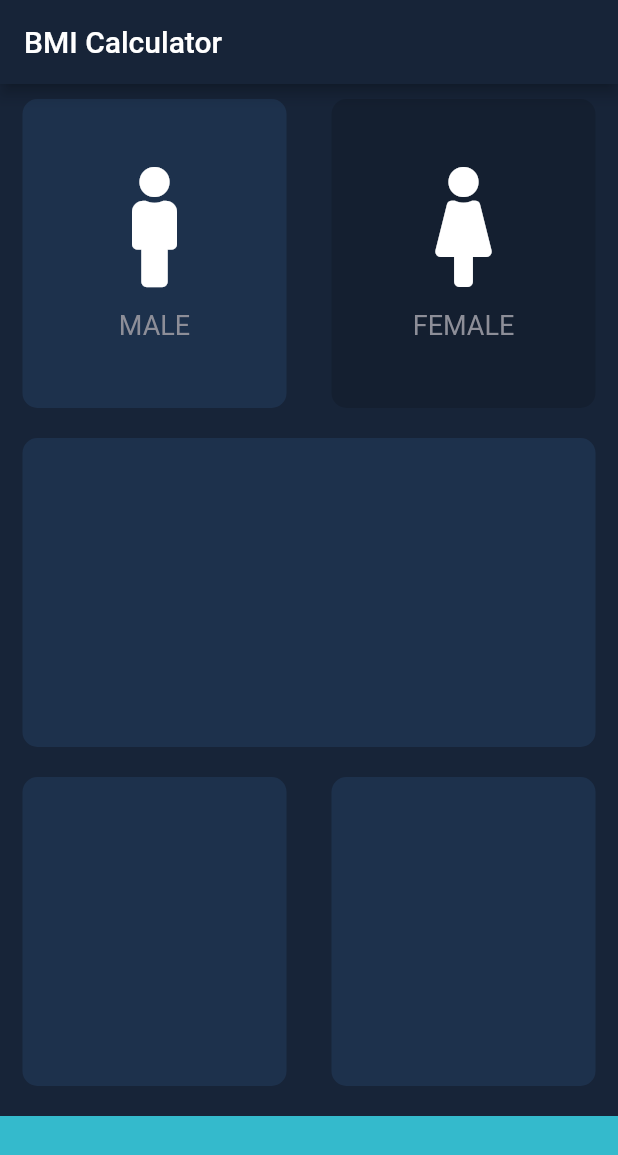
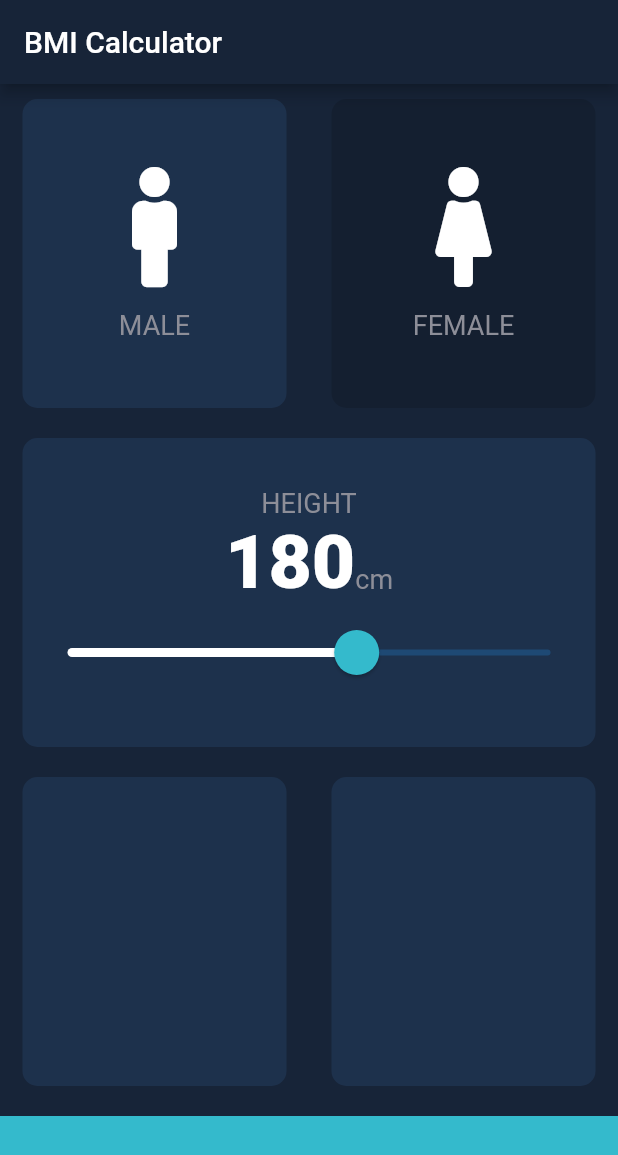
Before and after one commit to aissaserrar/BMI_Calculator_Flutter, a Flutter app: the screen it shows after launch, after a tap on "MALE", on a phone screen of 412 x 824 dp. Shown: the top 1155 px of the screen. Run offline on Flutter 3.47's test engine with Material 2 defaults, Android fonts, the phone set to English and light mode, and no system bars; our stand-ins replace font_awesome_flutter.

Commit message:
add slider

```diff
--- /dev/null
+++ b/lib/constants.dart
@@ -0,0 +1,21 @@
+import 'package:flutter/material.dart';
+
+const kBackgroundColor = Color(0xff172438);
+const kPrimaryColor = Color(0xff172438);
+const kAccentColor = Color(0xff34BACC);
+const kGreyColor=Color(0xff8D8E98);
+
+const kBottomContainerHeight = 80.0;
+const kActiveCardColor = Color(0xff1D314C);
+const kInactiveCardColor = Color(0x23000000);
+const kBottomContainerColor = kAccentColor;
+
+const kLabelTextStyle = TextStyle(
+  fontSize: 18.0,
+  color: kGreyColor,
+);
+
+const kWeightTextStyle = TextStyle(
+  fontSize: 50,
+  fontWeight: FontWeight.w900,
+);
--- a/lib/icon_info.dart
+++ b/lib/icon_info.dart
@@ -1,9 +1,13 @@
 import 'package:flutter/material.dart';
 
+import 'constants.dart';
+
+
+
 class iconInfo extends StatelessWidget {
-  iconInfo({this.icon, this.text});
+  iconInfo({this.icon, this.label});
   final IconData icon;
-  final String text;
+  final String label;
   @override
   Widget build(BuildContext context) {
     return Column(
@@ -18,12 +22,9 @@ class iconInfo extends StatelessWidget {
           height: 15.0,
         ),
         Text(
-          text,
+          label,
           textAlign: TextAlign.center,
-          style: TextStyle(
-            fontSize: 18.0,
-            color: Color(0xff8D8E98),
-          ),
+          style: kLabelTextStyle,
         ),
       ],
     );
--- a/lib/input_page.dart
+++ b/lib/input_page.dart
@@ -1,14 +1,9 @@
-import 'package:flutter/cupertino.dart';
 import 'package:flutter/material.dart';
 import 'package:font_awesome_flutter/font_awesome_flutter.dart';
 
+import 'constants.dart';
 import 'icon_info.dart';
 import 'my_card.dart';
-
-const activeCardColor = Color(0xff1D314C);
-const inactiveCardColor = Color(0x23000000);
-const bottomContainerHeight = 80.0;
-const bottomContainerColor = Color(0xff34BACC);
 
 enum Gender { male, female }
 
@@ -18,28 +13,10 @@ class InputPage extends StatefulWidget {
 }
 
 class _InputPageState extends State<InputPage> {
-  Color maleCardColor = inactiveCardColor;
-  Color femaleCardColor = inactiveCardColor;
-  //male=1    female=2
-  void updateColor(Gender gender) {
-    //male
-    if (gender == Gender.male) {
-      if (maleCardColor == inactiveCardColor) {
-        maleCardColor = activeCardColor;
-        femaleCardColor = inactiveCardColor;
-      } else {
-        maleCardColor = inactiveCardColor;
-      }
-    }
-    if (gender == Gender.female) {
-      if (femaleCardColor == inactiveCardColor) {
-        femaleCardColor = activeCardColor;
-        maleCardColor = inactiveCardColor;
-      } else {
-        femaleCardColor = inactiveCardColor;
-      }
-    }
-  }
+  Color maleCardColor = kInactiveCardColor;
+  Color femaleCardColor = kInactiveCardColor;
+  Gender selectedGender;
+  int height=180;
 
   @override
   Widget build(BuildContext context) {
@@ -48,39 +25,40 @@ class _InputPageState extends State<InputPage> {
         title: Text('BMI Calculator'),
       ),
       body: Column(
+        crossAxisAlignment: CrossAxisAlignment.stretch,
         children: <Widget>[
           Expanded(
             child: Row(
               children: <Widget>[
                 Expanded(
-                  child: GestureDetector(
-                    onTap: () {
+                  child: myCard(
+                    onPress: () {
                       setState(() {
-                        updateColor(Gender.male);
+                        selectedGender = Gender.male;
                       });
                     },
-                    child: myCard(
-                      color: maleCardColor,
-                      cardChild: iconInfo(
-                        icon: FontAwesomeIcons.male,
-                        text: 'MALE',
-                      ),
+                    color: selectedGender == Gender.male
+                        ? kActiveCardColor
+                        : kInactiveCardColor,
+                    cardChild: iconInfo(
+                      icon: FontAwesomeIcons.male,
+                      label: 'MALE',
                     ),
                   ),
                 ),
                 Expanded(
-                  child: GestureDetector(
-                    onTap: () {
+                  child: myCard(
+                    onPress: () {
                       setState(() {
-                        updateColor(Gender.female);
+                        selectedGender = Gender.female;
                       });
                     },
-                    child: myCard(
-                      color: femaleCardColor,
-                      cardChild: iconInfo(
-                        icon: FontAwesomeIcons.female,
-                        text: 'FEMALE',
-                      ),
+                    color: selectedGender == Gender.female
+                        ? kActiveCardColor
+                        : kInactiveCardColor,
+                    cardChild: iconInfo(
+                      icon: FontAwesomeIcons.female,
+                      label: 'FEMALE',
                     ),
                   ),
                 ),
@@ -89,7 +67,42 @@ class _InputPageState extends State<InputPage> {
           ),
           Expanded(
             child: myCard(
-              color: activeCardColor,
+              color: kActiveCardColor,
+              cardChild: Column(
+                mainAxisAlignment: MainAxisAlignment.center,
+                children: <Widget>[
+                  Text(
+                    'HEIGHT',
+                    style: kLabelTextStyle,
+                  ),
+                  Row(
+                    mainAxisAlignment: MainAxisAlignment.center,
+                    crossAxisAlignment: CrossAxisAlignment.baseline,
+                    textBaseline: TextBaseline.alphabetic,
+                    children: <Widget>[
+                      Text(
+                        height.toString(),
+                        style: kWeightTextStyle,
+                      ),
+                      Text(
+                        'cm',
+                        style: kLabelTextStyle,
+                      ),
+                    ],
+                  ),
+                  Slider(
+                    value: height.toDouble(),
+                    min: 120.0,
+                    max: 220.0,
+                    divisions: 100,
+                    onChanged: (double newValue){
+                      setState(() {
+                        height=newValue.toInt();
+                      });
+                    },
+                  )
+                ],
+              ),
             ),
           ),
           Expanded(
@@ -97,22 +110,22 @@ class _InputPageState extends State<InputPage> {
               children: <Widget>[
                 Expanded(
                   child: myCard(
-                    color: activeCardColor,
+                    color: kActiveCardColor,
                   ),
                 ),
                 Expanded(
                   child: myCard(
-                    color: activeCardColor,
+                    color: kActiveCardColor,
                   ),
                 ),
               ],
             ),
           ),
           Container(
-            height: bottomContainerHeight,
+            height: kBottomContainerHeight,
             width: double.infinity,
             margin: EdgeInsets.only(top: 10.0),
-            color: bottomContainerColor,
+            color: kBottomContainerColor,
           ),
         ],
       ),
--- a/lib/main.dart
+++ b/lib/main.dart
@@ -1,6 +1,6 @@
+import 'package:bmi/constants.dart';
 import 'package:flutter/material.dart';
 import 'package:bmi/input_page.dart';
-
 
 void main() => runApp(BMICalc());
 
@@ -10,10 +10,17 @@ class BMICalc extends StatelessWidget {
   Widget build(BuildContext context) {
     return MaterialApp(
       debugShowCheckedModeBanner: false,
-      theme: ThemeData(
-        scaffoldBackgroundColor: Color(0xff172438),
-        primaryColor: Color(0xff172438),
-        accentColor: Color(0xff34BACC),
+      theme: ThemeData.dark().copyWith(
+        sliderTheme: SliderTheme.of(context).copyWith(
+            thumbColor: kAccentColor,
+            overlayColor: kAccentColor.withAlpha(20),
+            activeTrackColor: Colors.white,
+            thumbShape: RoundSliderThumbShape(enabledThumbRadius: 15) ,
+            overlayShape: RoundSliderOverlayShape(overlayRadius: 30)
+        ),
+        scaffoldBackgroundColor: kBackgroundColor,
+        primaryColor: kPrimaryColor,
+        accentColor: kAccentColor,
         textTheme: TextTheme(
           body1: TextStyle(color: Colors.white, fontSize: 20),
         ),
--- a/lib/my_card.dart
+++ b/lib/my_card.dart
@@ -1,17 +1,22 @@
 import 'package:flutter/material.dart';
+
 class myCard extends StatelessWidget {
-  myCard({@required this.color, this.cardChild});
+  myCard({@required this.color, this.cardChild, this.onPress});
   final Color color;
   final Widget cardChild;
+  final Function onPress;
 
   @override
   Widget build(BuildContext context) {
-    return Container(
-      child: cardChild,
-      margin: EdgeInsets.symmetric(vertical: 10.0, horizontal: 15.0),
-      decoration: BoxDecoration(
-        color: color,
-        borderRadius: BorderRadius.all(Radius.circular(10)),
+    return GestureDetector(
+      onTap: onPress,
+      child: Container(
+        child: cardChild,
+        margin: EdgeInsets.symmetric(vertical: 10.0, horizontal: 15.0),
+        decoration: BoxDecoration(
+          color: color,
+          borderRadius: BorderRadius.all(Radius.circular(10)),
+        ),
       ),
     );
   }
```
